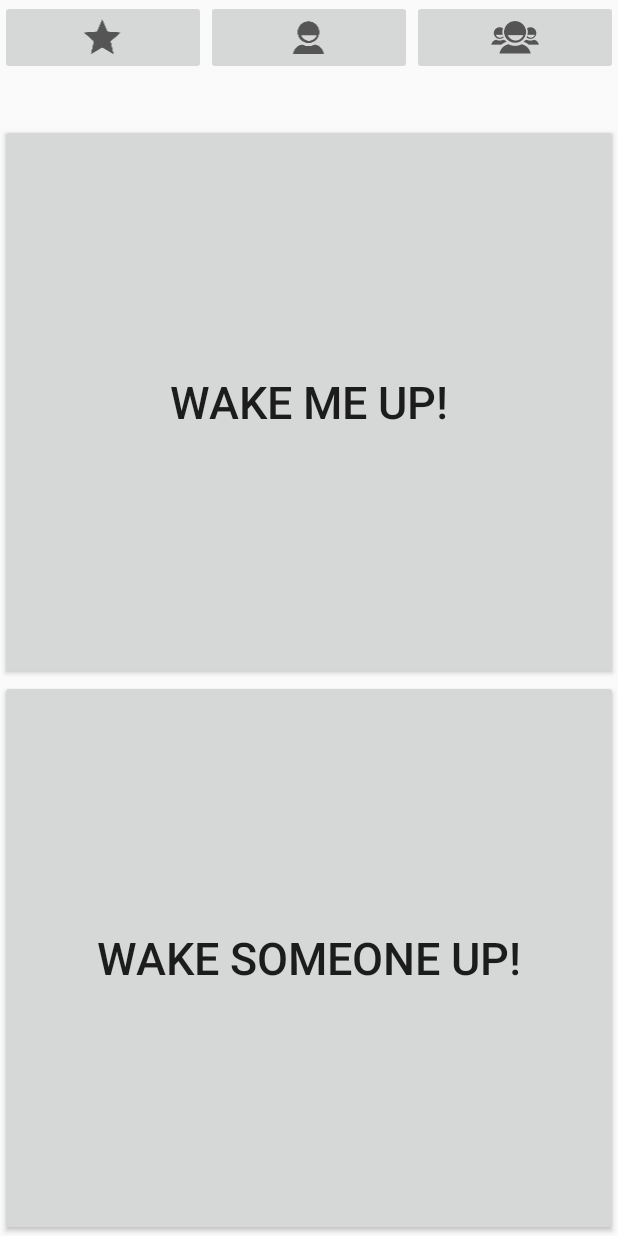
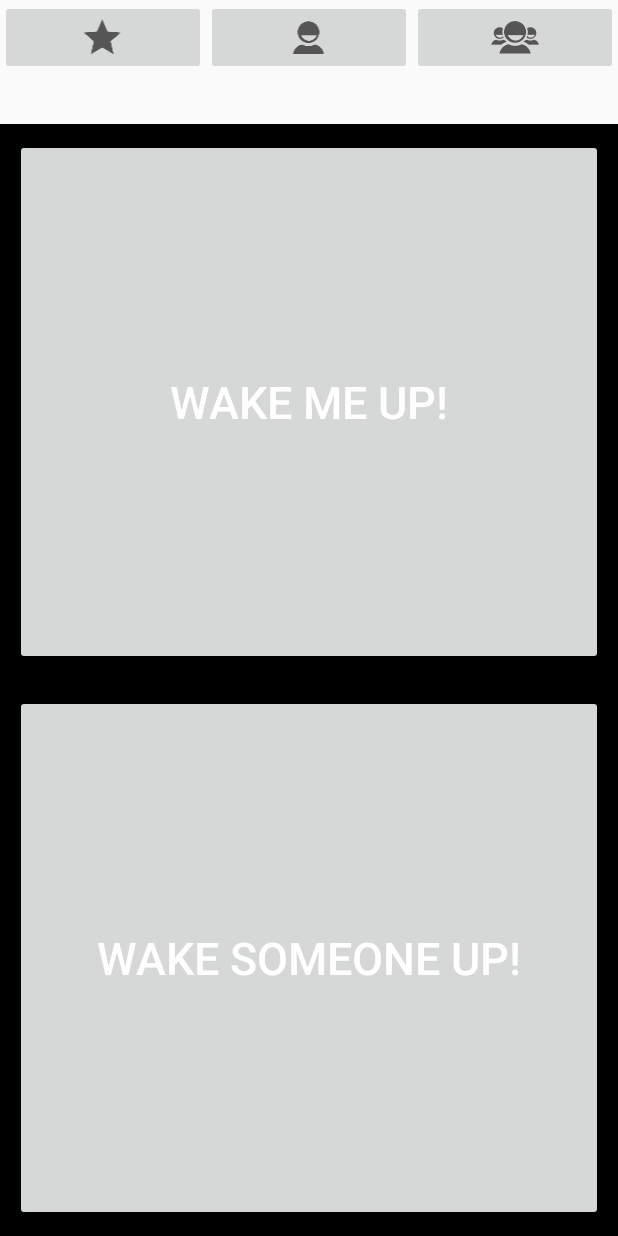
Before and after one commit to Djinask/WakeAppCallv1, an Android app: the layout activity_home.xml on its own in the app's theme, with its tools: preview values and no code run, on a phone screen of 412 x 824 dp. Run offline under Robolectric (Android 15) with nearby library versions, the phone set to English and light mode, and no system bars.

```diff
--- a/app/src/main/res/layout/activity_home.xml
+++ b/app/src/main/res/layout/activity_home.xml
@@ -2,7 +2,8 @@
     android:orientation="vertical"
     android:layout_width="fill_parent"
     android:layout_height="fill_parent"
-    xmlns:android="http://schemas.android.com/apk/res/android">
+    xmlns:android="http://schemas.android.com/apk/res/android"
+    >
 
     <!-- contains the 3 buttons: notifications, profile, friends -->
     <LinearLayout
@@ -10,13 +11,15 @@
         android:layout_width="fill_parent"
         android:layout_height="fill_parent"
         android:layout_weight="90"
-        android:baselineAligned="false">
+        android:baselineAligned="false"
+        >
 
         <LinearLayout
             android:id="@+id/ll1"
             android:layout_width="match_parent"
             android:layout_height="wrap_content"
-            android:layout_weight="1">
+            android:layout_weight="1"
+            >
 
             <ImageButton
                 android:layout_width="fill_parent"
@@ -24,6 +27,7 @@
                 android:id="@+id/imageButton1"
                 android:src="@drawable/notif"
                 android:scaleType="fitCenter"/>
+
         </LinearLayout>
 
         <LinearLayout
@@ -66,7 +70,8 @@
         <LinearLayout
             android:layout_width="fill_parent"
             android:layout_height="fill_parent"
-            android:orientation="vertical">
+            android:orientation="vertical"
+            android:background="@color/abc_search_url_text_pressed">
 
         <Button
             android:layout_width="fill_parent"
@@ -74,7 +79,12 @@
             android:layout_weight="1"
             android:id="@+id/wakeMe"
             android:text="@string/textButton1"
-            android:textSize="30dp"/>
+            android:textSize="30dp"
+            android:layout_marginRight="10dp"
+            android:layout_marginLeft="10dp"
+            android:layout_marginBottom="10dp"
+            android:layout_marginTop="10dp"
+            android:textColor="@android:color/background_light"/>
 
         <Button
             android:layout_width="fill_parent"
@@ -82,7 +92,12 @@
             android:layout_weight="1"
             android:id="@+id/wakeSo"
             android:text="@string/textButton2"
-            android:textSize="30dp"/>
+            android:textSize="30dp"
+            android:layout_marginRight="10dp"
+            android:layout_marginLeft="10dp"
+            android:layout_marginBottom="10dp"
+            android:layout_marginTop="10dp"
+            android:textColor="@android:color/background_light"/>
 
         </LinearLayout>
 
--- a/app/src/main/res/menu/calendar_view.xml
+++ b/app/src/main/res/menu/calendar_view.xml
@@ -6,5 +6,9 @@
     <item android:id="@+id/action_settings"
         android:title="@string/action_settings"
         android:orderInCategory="100"
-        app:showAsAction="never" />
+        app:showAsAction="always" />
+
+
+
+
 </menu>
--- a/app/src/main/res/menu/main.xml
+++ b/app/src/main/res/menu/main.xml
@@ -7,4 +7,6 @@
         android:title="@string/action_settings"
         android:orderInCategory="100"
         app:showAsAction="never" />
+
+
 </menu>
```
Also changed, not shown: app/src/main/java/com/example/wakeappcallv1/app/LoginActivity.java (+46 -37 lines), app/src/main/res/menu/menu_custom.xml (added, +8 -0 lines).
